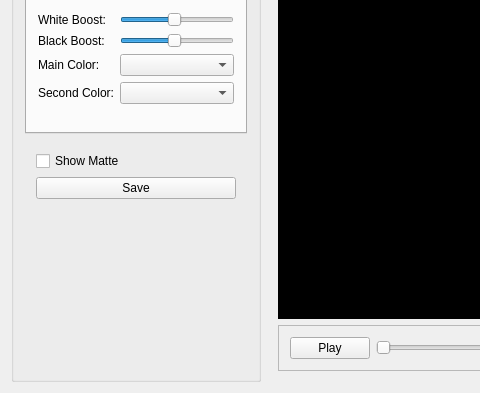
Before: the Qt Designer form mainwidget.ui in k8/ChromaKey, drawn with Qt 5; both pictures show x 0 to 480 and y 135 to 528 of the 708 by 528 pixel window.
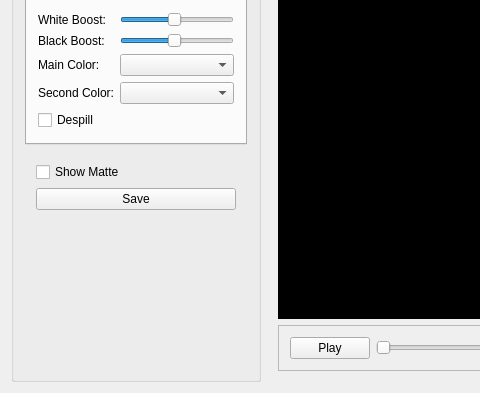
After: the same form once the commit is applied. The open tabs and pages were chosen to show the change. Custom widgets are drawn as their Qt base class.

```diff
--- a/mainwidget.ui
+++ b/mainwidget.ui
@@ -318,6 +318,13 @@
                </property>
               </widget>
              </item>
+             <item row="6" column="0">
+              <widget class="QCheckBox" name="despillBox">
+               <property name="text">
+                <string>Despill</string>
+               </property>
+              </widget>
+             </item>
             </layout>
            </widget>
            <widget class="QWidget" name="tab_3">
```
